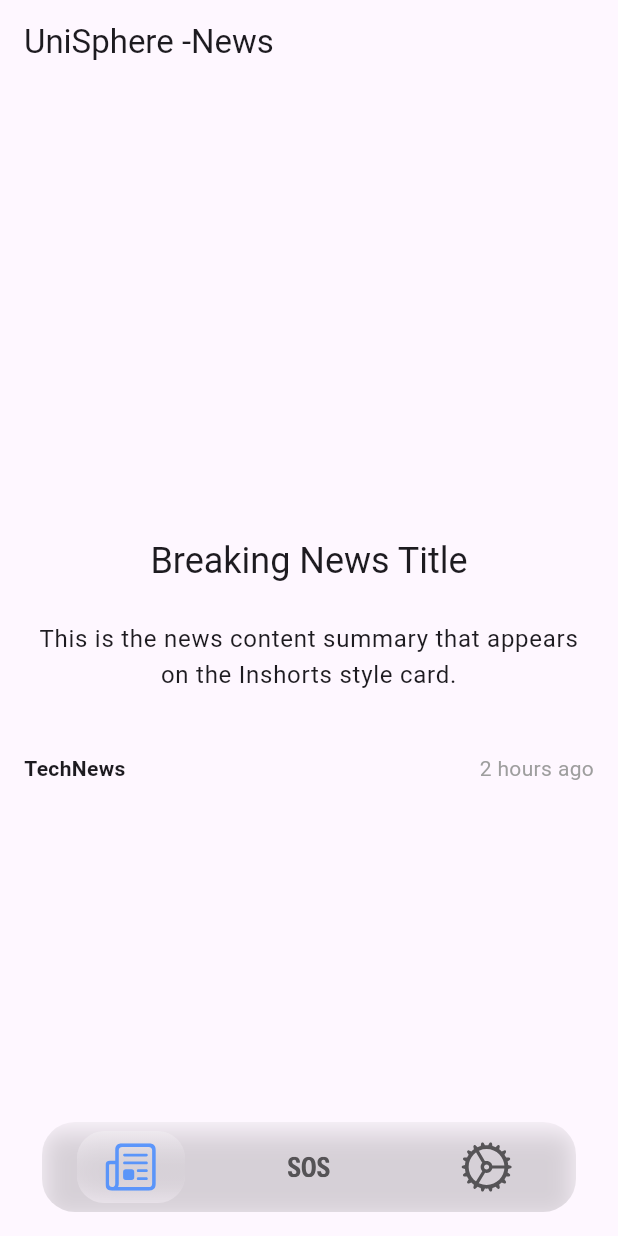
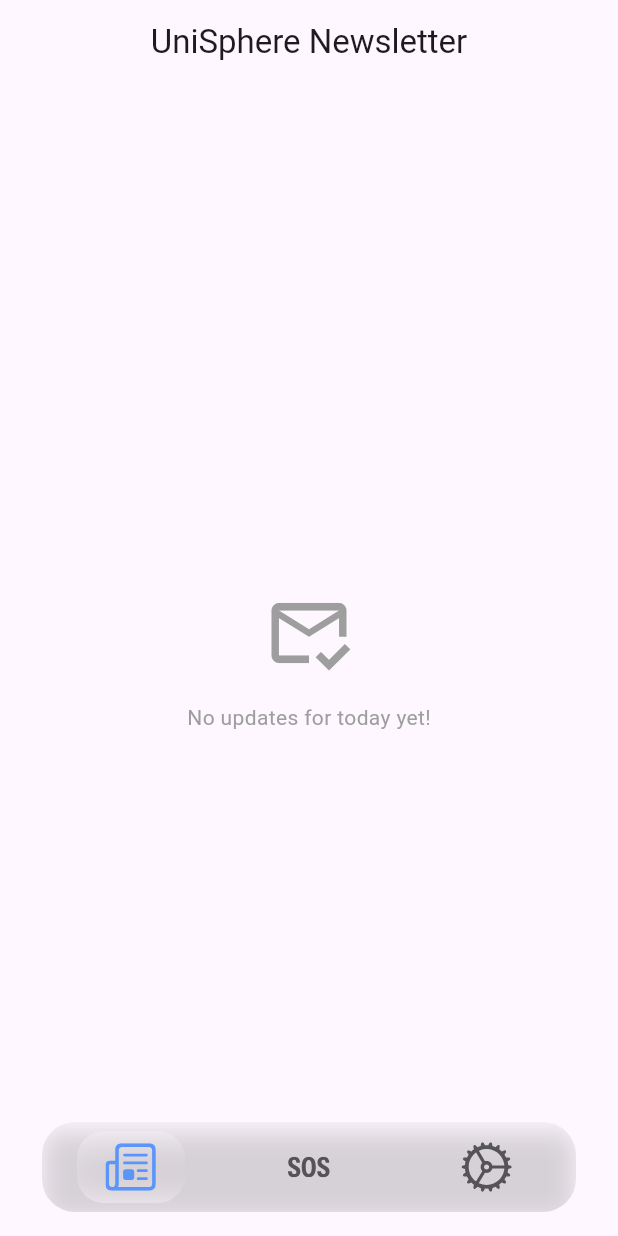
Before and after one commit to bmage95/UniS_SOS, a Flutter app: the screen it shows after launch, on a phone screen of 412 x 824 dp. Run offline on Flutter 3.47's test engine with Material 3 defaults, Android fonts, the light colour scheme and no system bars; our stand-ins replace cloud_firestore, firebase_core, flutter_dotenv, flutter_svg, geolocator, google_maps_flutter; missing offline and left inert: liquid_glass_renderer, telephony; accounts and stored records are empty; generated files the repository leaves out were written again.

Commit message:
the firebase loading works

```diff
--- a/lib/main.dart
+++ b/lib/main.dart
@@ -52,7 +52,7 @@ class _HomeShellState extends State<HomeShell> {
   int _currentIndex = 0;
 
   late final List<Widget> _pages = [
-    InShortsScreen(),
+    const NewsletterPage(),
     RadarHomePage(onNavigateToMap: _navigateToMap),
     const SettingsScreen(),
   ];
@@ -80,7 +80,7 @@ class _HomeShellState extends State<HomeShell> {
       child: Scaffold(
         body: IndexedStack(index: _currentIndex, children: _pages),
         backgroundColor: Colors.grey[600],
-        extendBody: true, // Crucial for the glass effect to see content behind
+        extendBody: true,
         bottomNavigationBar: Padding(
           padding: const EdgeInsets.only(
           left: 16,
--- a/lib/pages/newsletter_screen.dart
+++ b/lib/pages/newsletter_screen.dart
@@ -1,95 +1,98 @@
 import 'package:flutter/material.dart';
+import 'package:cloud_firestore/cloud_firestore.dart';
+import 'package:intl/intl.dart';
+import 'package:sos_unis/widget/newstemplate.dart';
 
-class InShortsScreen extends StatefulWidget {
+class NewsletterPage extends StatefulWidget {
+  const NewsletterPage({super.key});
+
   @override
-  State<InShortsScreen> createState() => _InShortsScreenState();
+  State<NewsletterPage> createState() => _NewsletterPageState();
 }
 
-class _InShortsScreenState extends State<InShortsScreen> {
-  final List<NewsArticle> articles = [
-    NewsArticle(
-      title: 'Breaking News Title',
-      content: 'This is the news content summary that appears on the Inshorts style card.',
-      source: 'TechNews',
-      time: '2 hours ago',
-      category: 'Tech',
-    ),
-    NewsArticle(
-      title: 'Another News Story',
-      content: 'Read the brief summary of this important news event in just one line.',
-      source: 'WorldNews',
-      time: '4 hours ago',
-      category: 'World',
-    ),
-  ];
+class _NewsletterPageState extends State<NewsletterPage> {
+  String get _todaysCollectionId {
+    final now = DateTime.now();
+    final formattedDate = DateFormat('ddMMyy').format(now);
+    return 'news_$formattedDate';
+  }
 
   @override
   Widget build(BuildContext context) {
+    final Query<Map<String, dynamic>> newsQuery = FirebaseFirestore.instance
+        .collection('news')
+        .doc('newsletter')
+        .collection(_todaysCollectionId);
+
     return Scaffold(
       appBar: AppBar(
-        title: Text('UniSphere -News'),
+        title: const Text('UniSphere Newsletter'),
+        centerTitle: true,
         elevation: 0,
       ),
-      body: PageView.builder(
-        scrollDirection: Axis.vertical,
-        itemCount: articles.length,
-        itemBuilder: (context, index) {
-          return NewsCard(article: articles[index]);
+      body: StreamBuilder<QuerySnapshot<Map<String, dynamic>>>(
+        stream: newsQuery.snapshots(),
+        builder: (context, snapshot) {
+          if (snapshot.hasError) {
+            return const Center(child: Text('Error loading newsletter'));
+          }
+
+          if (snapshot.connectionState == ConnectionState.waiting) {
+            return const Center(child: CircularProgressIndicator());
+          }
+
+          final data = snapshot.data?.docs;
+
+          if (data == null || data.isEmpty) {
+            return Center(
+              child: Column(
+                mainAxisAlignment: MainAxisAlignment.center,
+                children: const [
+                  Icon(Icons.mark_email_read_outlined, size: 60, color: Colors.grey),
+                  SizedBox(height: 16),
+                  Text('No updates for today yet!', style: TextStyle(color: Colors.grey)),
+                ],
+              ),
+            );
+          }
+
+          return PageView.builder(
+            scrollDirection: Axis.vertical,
+            itemCount: data.length,
+            itemBuilder: (context, index) {
+              final article = NewsArticle.fromFirestore(data[index]);
+              return NewsCard(article: article);
+            },
+          );
         },
       ),
     );
   }
 }
 
-class NewsCard extends StatelessWidget {
-  final NewsArticle article;
+class NewsArticle {
+  final String header;
+  final String body;
+  final String imageUrl;
+  final String college;
+  final DateTime timestamp;
 
-  const NewsCard({required this.article});
+  NewsArticle({
+    required this.header,
+    required this.body,
+    required this.imageUrl,
+    required this.college,
+    required this.timestamp,
+  });
 
-  @override
-  Widget build(BuildContext context) {
-    return Container(
-      padding: EdgeInsets.all(16),
-      child: Column(
-        mainAxisAlignment: MainAxisAlignment.center,
-        children: [
-          Text(
-            article.title,
-            style: Theme.of(context).textTheme.headlineSmall,
-            textAlign: TextAlign.center,
-          ),
-          SizedBox(height: 24),
-          Text(
-            article.content,
-            style: Theme.of(context).textTheme.bodyLarge,
-            textAlign: TextAlign.center,
-          ),
-          SizedBox(height: 40),
-          Row(
-            mainAxisAlignment: MainAxisAlignment.spaceBetween,
-            children: [
-              Text(article.source, style: TextStyle(fontWeight: FontWeight.bold)),
-              Text(article.time, style: TextStyle(color: Colors.grey)),
-            ],
-          ),
-        ],
-      ),
+  factory NewsArticle.fromFirestore(DocumentSnapshot doc) {
+    final data = doc.data() as Map<String, dynamic>;
+    return NewsArticle(
+      header: data['header'] ?? 'No Title',
+      body: data['body'] ?? '',
+      imageUrl: data['image_url'] ?? '',
+      college: data['college'] ?? 'UniSphere',
+      timestamp: (data['timestamp'] as Timestamp?)?.toDate() ?? DateTime.now(),
     );
   }
 }
-
-class NewsArticle {
-  final String title;
-  final String content;
-  final String source;
-  final String time;
-  final String category;
-
-  NewsArticle({
-    required this.title,
-    required this.content,
-    required this.source,
-    required this.time,
-    required this.category,
-  });
-}
--- a/pubspec.yaml
+++ b/pubspec.yaml
@@ -22,6 +22,8 @@ dependencies:
   liquid_glass_bottom_bar: ^0.0.6
   flutter_svg: ^2.2.3
   firebase_core: ^4.3.0
+  cloud_firestore: ^6.1.1
+  intl: ^0.20.2
 
 dev_dependencies:
   flutter_test:
```
Also changed, not shown: lib/pages/settings_screen.dart (+19 -6 lines), lib/widget/newstemplate.dart (+125 -0 lines), pubspec.lock, 6 other files.
